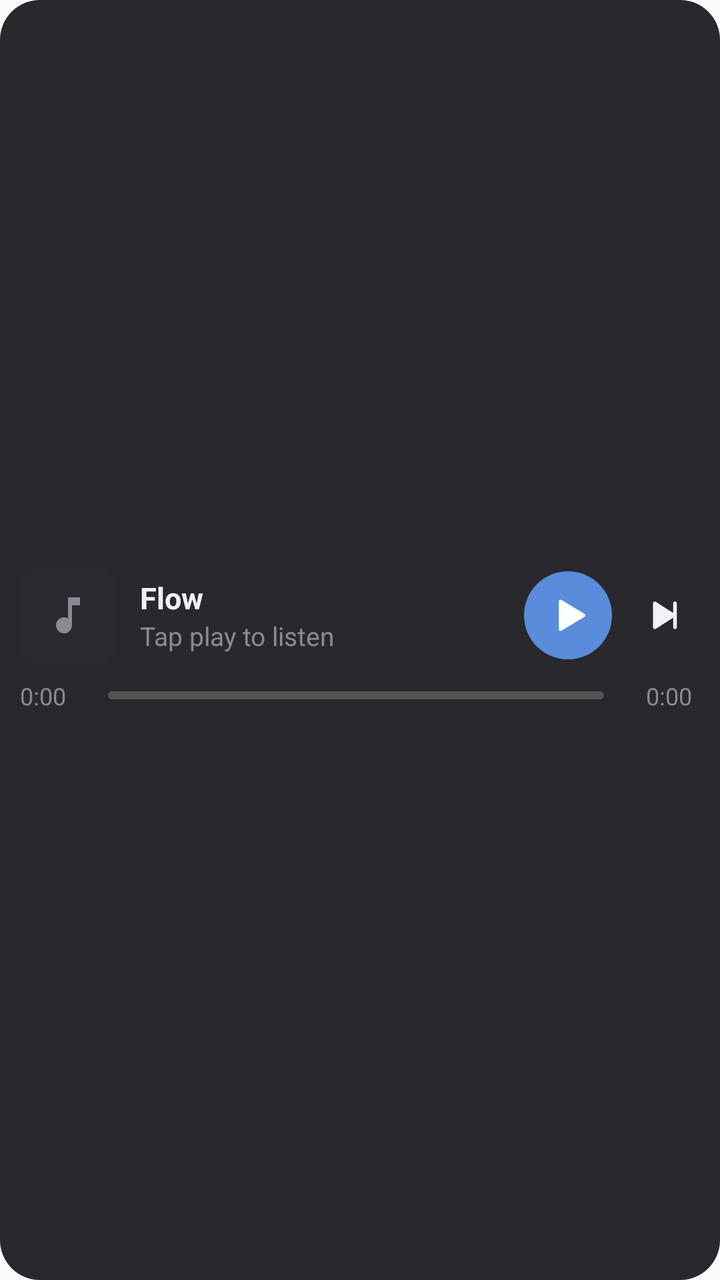
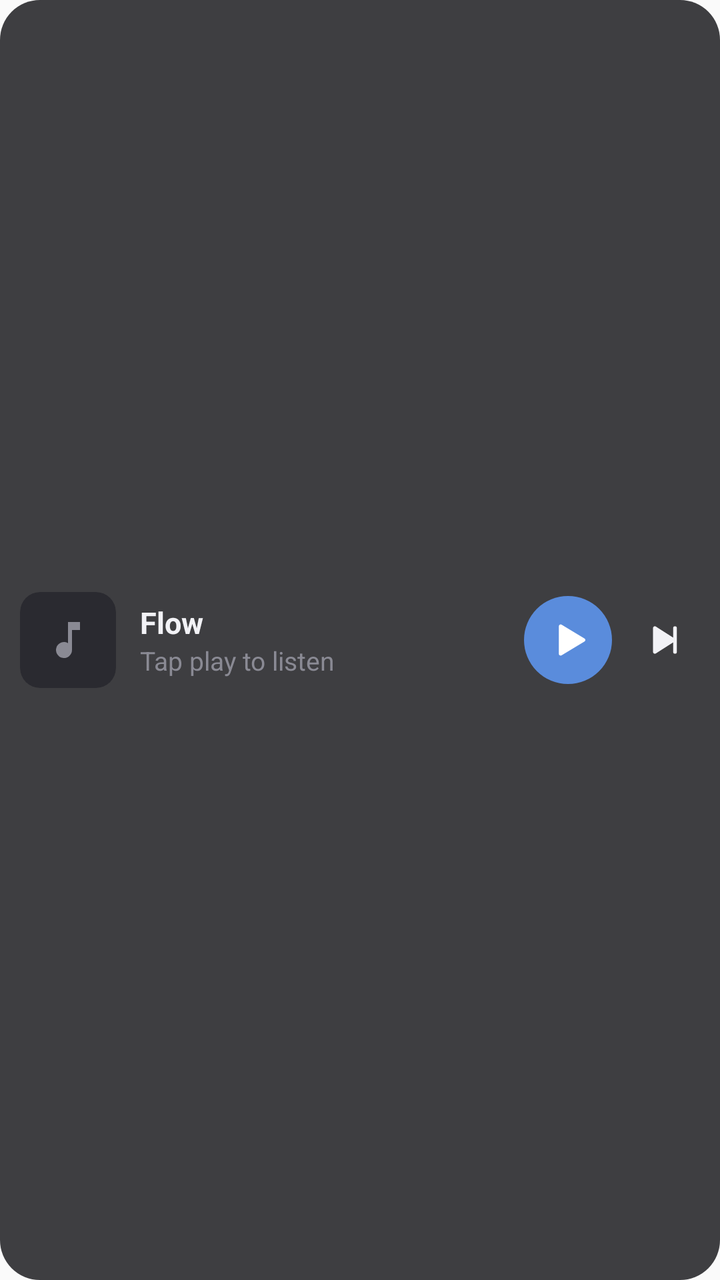

An Android layout rendered at two revisions. The XML below is the earlier revision; the diff shows what the commit changed to produce the second picture.
<!-- AndroidManifest.xml: application theme AppTheme -->
<!-- res/layout/flow_widget.xml -->
<?xml version="1.0" encoding="utf-8"?>
<LinearLayout xmlns:android="http://schemas.android.com/apk/res/android"
    android:id="@+id/widget_root"
    android:layout_width="match_parent"
    android:layout_height="match_parent"
    android:background="@drawable/widget_bg"
    android:gravity="center_vertical"
    android:orientation="vertical"
    android:paddingStart="10dp"
    android:paddingEnd="6dp"
    android:paddingTop="10dp"
    android:paddingBottom="10dp">

    <LinearLayout
        android:layout_width="match_parent"
        android:layout_height="wrap_content"
        android:gravity="center_vertical"
        android:orientation="horizontal">

        <ImageView
            android:id="@+id/widget_cover"
            android:layout_width="48dp"
            android:layout_height="48dp"
            android:background="@drawable/widget_cover_bg"
            android:clipToOutline="true"
            android:contentDescription="@null"
            android:scaleType="centerCrop"
            android:src="@drawable/widget_note" />

        <LinearLayout
            android:layout_width="0dp"
            android:layout_height="wrap_content"
            android:layout_marginStart="12dp"
            android:layout_weight="1"
            android:orientation="vertical">

            <TextView
                android:id="@+id/widget_title"
                android:layout_width="match_parent"
                android:layout_height="wrap_content"
                android:ellipsize="end"
                android:maxLines="1"
                android:text="Flow"
                android:textColor="#F2F2F6"
                android:textSize="15sp"
                android:textStyle="bold" />

            <TextView
                android:id="@+id/widget_artist"
                android:layout_width="match_parent"
                android:layout_height="wrap_content"
                android:ellipsize="end"
                android:maxLines="1"
                android:text="Tap play to listen"
                android:textColor="#8A8A94"
                android:textSize="13sp" />
        </LinearLayout>

        <ImageButton
            android:id="@+id/widget_play"
            android:layout_width="44dp"
            android:layout_height="44dp"
            android:layout_marginStart="8dp"
            android:background="@drawable/widget_play_bg"
            android:contentDescription="Play"
            android:padding="11dp"
            android:scaleType="fitCenter"
            android:src="@drawable/widget_play" />

        <ImageButton
            android:id="@+id/widget_next"
            android:layout_width="44dp"
            android:layout_height="44dp"
            android:layout_marginStart="4dp"
            android:background="@android:color/transparent"
            android:contentDescription="Next"
            android:padding="11dp"
            android:scaleType="fitCenter"
            android:src="@drawable/widget_next" />
    </LinearLayout>

    <LinearLayout
        android:layout_width="match_parent"
        android:layout_height="wrap_content"
        android:layout_marginTop="8dp"
        android:layout_marginEnd="8dp"
        android:gravity="center_vertical"
        android:orientation="horizontal">

        <TextView
            android:id="@+id/widget_time"
            android:layout_width="wrap_content"
            android:layout_height="wrap_content"
            android:minWidth="36dp"
            android:text="0:00"
            android:textColor="#8A8A94"
            android:textSize="12sp" />

        <ProgressBar
            android:id="@+id/widget_progress"
            style="@android:style/Widget.ProgressBar.Horizontal"
            android:layout_width="0dp"
            android:layout_height="4dp"
            android:layout_marginStart="8dp"
            android:layout_marginEnd="8dp"
            android:layout_weight="1"
            android:max="1000"
            android:maxHeight="4dp"
            android:minHeight="4dp"
            android:progress="0"
            android:progressDrawable="@drawable/widget_progress" />

        <TextView
            android:id="@+id/widget_length"
            android:layout_width="wrap_content"
            android:layout_height="wrap_content"
            android:gravity="end"
            android:minWidth="36dp"
            android:text="0:00"
            android:textColor="#8A8A94"
            android:textSize="12sp" />
    </LinearLayout>
</LinearLayout>
<!-- resources referenced by this layout -->
<resources>
  <!-- drawable widget_bg (drawable) -->
  <?xml version="1.0" encoding="utf-8"?>
  <shape xmlns:android="http://schemas.android.com/apk/res/android" android:shape="rectangle">
      <solid android:color="#F21E1E22" />
      <corners android:radius="20dp" />
  </shape>
  <!-- drawable widget_cover_bg (drawable) -->
  <?xml version="1.0" encoding="utf-8"?>
  <shape xmlns:android="http://schemas.android.com/apk/res/android" android:shape="rectangle">
      <solid android:color="#2A2A30" />
      <corners android:radius="10dp" />
  </shape>
  <!-- drawable widget_next (drawable) -->
  <?xml version="1.0" encoding="utf-8"?>
  <vector xmlns:android="http://schemas.android.com/apk/res/android"
      android:width="24dp" android:height="24dp" android:viewportWidth="24" android:viewportHeight="24">
      <path android:fillColor="#F2F2F6" android:pathData="M6 5.5v13a1 1 0 0 0 1.5.87L17 13.3v5.2a1 1 0 0 0 2 0v-13a1 1 0 0 0-2 0v5.2L7.5 4.63A1 1 0 0 0 6 5.5z" />
  </vector>
  <!-- drawable widget_note (drawable) -->
  <?xml version="1.0" encoding="utf-8"?>
  <inset xmlns:android="http://schemas.android.com/apk/res/android" android:inset="12dp">
      <vector android:width="24dp" android:height="24dp" android:viewportWidth="24" android:viewportHeight="24">
          <path android:fillColor="#8A8A94" android:pathData="M12 3v10.55A4 4 0 1 0 14 17V7h4V3h-6z" />
      </vector>
  </inset>
  <!-- drawable widget_play (drawable) -->
  <?xml version="1.0" encoding="utf-8"?>
  <vector xmlns:android="http://schemas.android.com/apk/res/android"
      android:width="24dp" android:height="24dp" android:viewportWidth="24" android:viewportHeight="24">
      <path android:fillColor="#FFFFFF" android:pathData="M7 4.5v15a1 1 0 0 0 1.5.86l12.5-7.5a1 1 0 0 0 0-1.72L8.5 3.64A1 1 0 0 0 7 4.5z" />
  </vector>
  <!-- drawable widget_play_bg (drawable) -->
  <?xml version="1.0" encoding="utf-8"?>
  <shape xmlns:android="http://schemas.android.com/apk/res/android" android:shape="oval">
      <solid android:color="#5A8CDC" />
  </shape>
  <!-- drawable widget_progress (drawable) -->
  <?xml version="1.0" encoding="utf-8"?>
  <layer-list xmlns:android="http://schemas.android.com/apk/res/android">
      <item android:id="@android:id/background">
          <shape android:shape="rectangle">
              <corners android:radius="2dp" />
              <solid android:color="#33FFFFFF" />
          </shape>
      </item>
      <item android:id="@android:id/progress">
          <clip>
              <shape android:shape="rectangle">
                  <corners android:radius="2dp" />
                  <solid android:color="#5A8CDC" />
              </shape>
          </clip>
      </item>
  </layer-list>
  <style name="AppTheme" parent="Theme.AppCompat.Light.DarkActionBar">
          
          <item name="colorPrimary">@color/colorPrimary</item>
          <item name="colorPrimaryDark">@color/colorPrimaryDark</item>
          <item name="colorAccent">@color/colorAccent</item>
      </style>
</resources>

<!-- the commit's change to res/layout/flow_widget.xml (unified diff, before → after) -->
@@ -5,119 +5,70 @@
     android:layout_height="match_parent"
     android:background="@drawable/widget_bg"
     android:gravity="center_vertical"
-    android:orientation="vertical"
+    android:orientation="horizontal"
     android:paddingStart="10dp"
     android:paddingEnd="6dp"
-    android:paddingTop="10dp"
-    android:paddingBottom="10dp">
+    android:paddingTop="8dp"
+    android:paddingBottom="8dp">
+
+    <ImageView
+        android:id="@+id/widget_cover"
+        android:layout_width="48dp"
+        android:layout_height="48dp"
+        android:background="@drawable/widget_cover_bg"
+        android:clipToOutline="true"
+        android:contentDescription="@null"
+        android:scaleType="centerCrop"
+        android:src="@drawable/widget_note" />
 
     <LinearLayout
-        android:layout_width="match_parent"
+        android:layout_width="0dp"
         android:layout_height="wrap_content"
-        android:gravity="center_vertical"
-        android:orientation="horizontal">
+        android:layout_marginStart="12dp"
+        android:layout_weight="1"
+        android:orientation="vertical">
 
-        <ImageView
-            android:id="@+id/widget_cover"
-            android:layout_width="48dp"
-            android:layout_height="48dp"
-            android:background="@drawable/widget_cover_bg"
-            android:clipToOutline="true"
-            android:contentDescription="@null"
-            android:scaleType="centerCrop"
-            android:src="@drawable/widget_note" />
+        <TextView
+            android:id="@+id/widget_title"
+            android:layout_width="match_parent"
+            android:layout_height="wrap_content"
+            android:ellipsize="end"
+            android:maxLines="1"
+            android:text="Flow"
+            android:textColor="#F2F2F6"
+            android:textSize="15sp"
+            android:textStyle="bold" />
 
-        <LinearLayout
-            android:layout_width="0dp"
+        <TextView
+            android:id="@+id/widget_artist"
+            android:layout_width="match_parent"
             android:layout_height="wrap_content"
-            android:layout_marginStart="12dp"
-            android:layout_weight="1"
-            android:orientation="vertical">
-
-            <TextView
-                android:id="@+id/widget_title"
-                android:layout_width="match_parent"
-                android:layout_height="wrap_content"
-                android:ellipsize="end"
-                android:maxLines="1"
-                android:text="Flow"
-                android:textColor="#F2F2F6"
-                android:textSize="15sp"
-                android:textStyle="bold" />
-
-            <TextView
-                android:id="@+id/widget_artist"
-                android:layout_width="match_parent"
-                android:layout_height="wrap_content"
-                android:ellipsize="end"
-                android:maxLines="1"
-                android:text="Tap play to listen"
-                android:textColor="#8A8A94"
-                android:textSize="13sp" />
-        </LinearLayout>
-
-        <ImageButton
-            android:id="@+id/widget_play"
-            android:layout_width="44dp"
-            android:layout_height="44dp"
-            android:layout_marginStart="8dp"
-            android:background="@drawable/widget_play_bg"
-            android:contentDescription="Play"
-            android:padding="11dp"
-            android:scaleType="fitCenter"
-            android:src="@drawable/widget_play" />
-
-        <ImageButton
-            android:id="@+id/widget_next"
-            android:layout_width="44dp"
-            android:layout_height="44dp"
-            android:layout_marginStart="4dp"
-            android:background="@android:color/transparent"
-            android:contentDescription="Next"
-            android:padding="11dp"
-            android:scaleType="fitCenter"
-            android:src="@drawable/widget_next" />
+            android:ellipsize="end"
+            android:maxLines="1"
+            android:text="Tap play to listen"
+            android:textColor="#8A8A94"
+            android:textSize="13sp" />
     </LinearLayout>
 
-    <LinearLayout
-        android:layout_width="match_parent"
-        android:layout_height="wrap_content"
-        android:layout_marginTop="8dp"
-        android:layout_marginEnd="8dp"
-        android:gravity="center_vertical"
-        android:orientation="horizontal">
+    <ImageButton
+        android:id="@+id/widget_play"
+        android:layout_width="44dp"
+        android:layout_height="44dp"
+        android:layout_marginStart="8dp"
+        android:background="@drawable/widget_play_bg"
+        android:contentDescription="Play"
+        android:padding="11dp"
+        android:scaleType="fitCenter"
+        android:src="@drawable/widget_play" />
 
-        <TextView
-            android:id="@+id/widget_time"
-            android:layout_width="wrap_content"
-            android:layout_height="wrap_content"
-            android:minWidth="36dp"
-            android:text="0:00"
-            android:textColor="#8A8A94"
-            android:textSize="12sp" />
-
-        <ProgressBar
-            android:id="@+id/widget_progress"
-            style="@android:style/Widget.ProgressBar.Horizontal"
-            android:layout_width="0dp"
-            android:layout_height="4dp"
-            android:layout_marginStart="8dp"
-            android:layout_marginEnd="8dp"
-            android:layout_weight="1"
-            android:max="1000"
-            android:maxHeight="4dp"
-            android:minHeight="4dp"
-            android:progress="0"
-            android:progressDrawable="@drawable/widget_progress" />
-
-        <TextView
-            android:id="@+id/widget_length"
-            android:layout_width="wrap_content"
-            android:layout_height="wrap_content"
-            android:gravity="end"
-            android:minWidth="36dp"
-            android:text="0:00"
-            android:textColor="#8A8A94"
-            android:textSize="12sp" />
-    </LinearLayout>
+    <ImageButton
+        android:id="@+id/widget_next"
+        android:layout_width="44dp"
+        android:layout_height="44dp"
+        android:layout_marginStart="4dp"
+        android:background="@android:color/transparent"
+        android:contentDescription="Next"
+        android:padding="11dp"
+        android:scaleType="fitCenter"
+        android:src="@drawable/widget_next" />
 </LinearLayout>
<!-- resource entries referenced after the edit -->
@@ -3,7 +3,7 @@
   <!-- drawable widget_bg (drawable) -->
   <?xml version="1.0" encoding="utf-8"?>
   <shape xmlns:android="http://schemas.android.com/apk/res/android" android:shape="rectangle">
-      <solid android:color="#F21E1E22" />
+      <solid android:color="#D91E1E22" />
       <corners android:radius="20dp" />
   </shape>
   <!-- drawable widget_cover_bg (drawable) -->
@@ -36,24 +36,6 @@
   <shape xmlns:android="http://schemas.android.com/apk/res/android" android:shape="oval">
       <solid android:color="#5A8CDC" />
   </shape>
-  <!-- drawable widget_progress (drawable) -->
-  <?xml version="1.0" encoding="utf-8"?>
-  <layer-list xmlns:android="http://schemas.android.com/apk/res/android">
-      <item android:id="@android:id/background">
-          <shape android:shape="rectangle">
-              <corners android:radius="2dp" />
-              <solid android:color="#33FFFFFF" />
-          </shape>
-      </item>
-      <item android:id="@android:id/progress">
-          <clip>
-              <shape android:shape="rectangle">
-                  <corners android:radius="2dp" />
-                  <solid android:color="#5A8CDC" />
-              </shape>
-          </clip>
-      </item>
-  </layer-list>
   <style name="AppTheme" parent="Theme.AppCompat.Light.DarkActionBar">
           
           <item name="colorPrimary">@color/colorPrimary</item>
